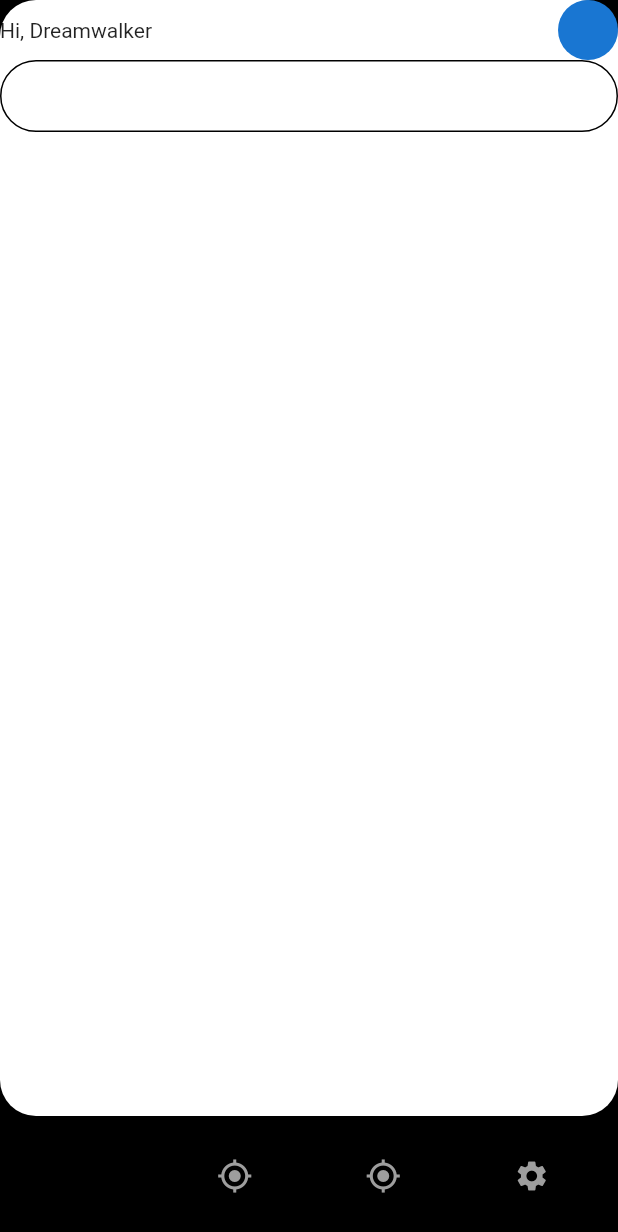
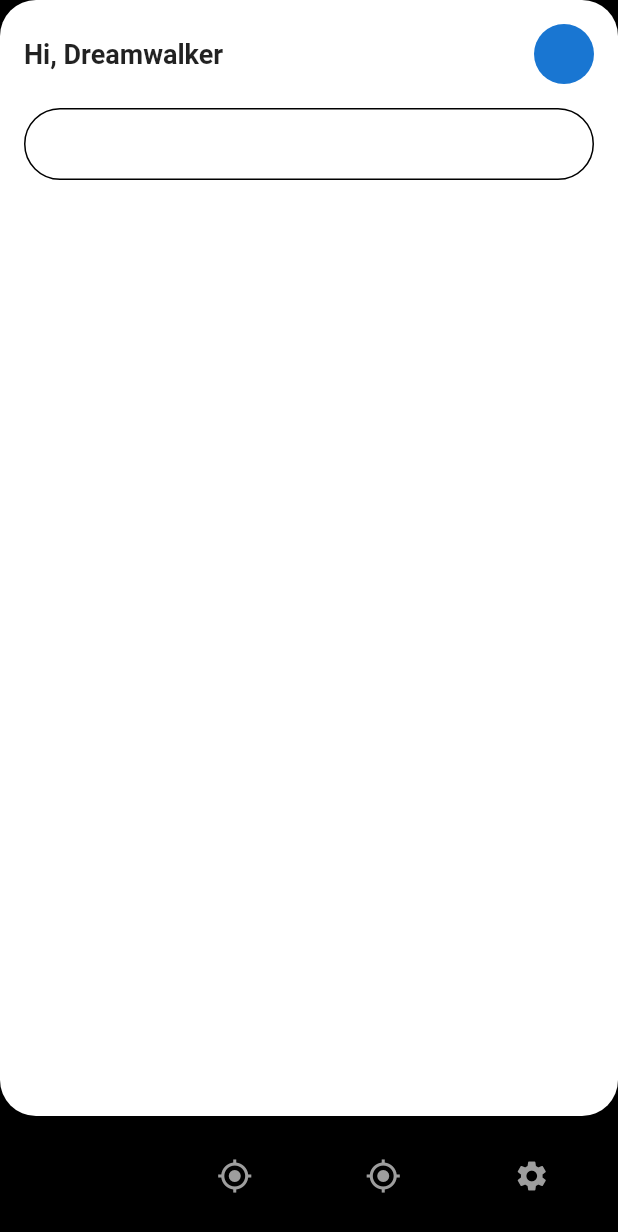
Before and after one commit to JAICHANGPARK/flutter_notebook_18th_story, a Flutter app: the RentalMainPage screen opened by its route, on a phone screen of 412 x 824 dp. Shown: the top 1232 px of the screen. Run offline on Flutter 3.47's test engine with Material 2 defaults, Android fonts, the phone set to English and light mode, and no system bars; our stand-ins replace flutter_riverpod, go_router.

Commit message:
Update rental_main_page.dart

```diff
--- a/lib/ep1051_travel_car_rental_app/src/ui/rental_main_page.dart
+++ b/lib/ep1051_travel_car_rental_app/src/ui/rental_main_page.dart
@@ -21,16 +21,32 @@ class _RentalMainPageState extends State<RentalMainPage> {
               child: Column(
                 crossAxisAlignment: CrossAxisAlignment.start,
                 children: [
-                  Row(
-                    children: [Text("Hi, Dreamwalker"), Spacer(), CircleAvatar()],
+                  Padding(
+                    padding: const EdgeInsets.all(16.0),
+                    child: Row(
+                      children: const [
+                        Text(
+                          "Hi, Dreamwalker",
+                          style: TextStyle(
+                            fontSize: 18,
+                            fontWeight: FontWeight.bold,
+                          ),
+                        ),
+                        Spacer(),
+                        CircleAvatar(),
+                      ],
+                    ),
                   ),
-                  Container(
-                    height: 48,
-                    decoration: BoxDecoration(
-                      border: Border.all(
-                        color: Colors.black,
+                  Padding(
+                    padding: const EdgeInsets.symmetric(horizontal: 16),
+                    child: Container(
+                      height: 48,
+                      decoration: BoxDecoration(
+                        border: Border.all(
+                          color: Colors.black,
+                        ),
+                        borderRadius: BorderRadius.circular(24),
                       ),
-                      borderRadius: BorderRadius.circular(24),
                     ),
                   )
                 ],
@@ -44,7 +60,7 @@ class _RentalMainPageState extends State<RentalMainPage> {
                   children: [
                     Expanded(
                       child: Row(
-                        children: [],
+                        children: const [],
                       ),
                     ),
                     Expanded(
```
